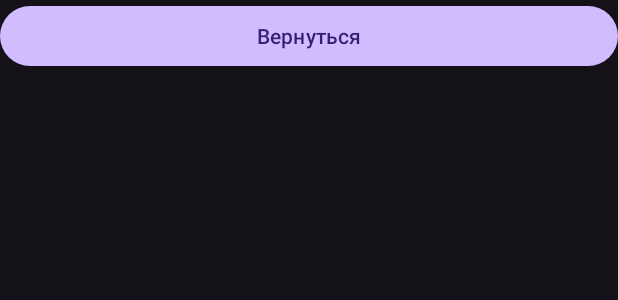
After one commit to Krayseer/CarChaser, an Android app: the layout activity_history.xml on its own in the app's theme, with its tools: preview values and no code run, on a phone screen of 412 x 824 dp. The commit adds this screen. Shown: the top 300 px of the screen. Run offline under Robolectric (Android 15) with nearby library versions, the phone set to English and light mode, and no system bars.

Commit message:
Добавил бд, страницу с историей, прописал логику для сохранения записей в бд

```diff
--- a/app/src/main/AndroidManifest.xml
+++ b/app/src/main/AndroidManifest.xml
@@ -15,6 +15,9 @@
         android:supportsRtl="true"
         android:theme="@style/Theme.Material3.Dark.NoActionBar"
         tools:targetApi="31">
+        <activity
+            android:name=".HistoryActivity"
+            android:exported="false" />
         <activity
             android:name=".NoteActivity"
             android:exported="false" />
--- /dev/null
+++ b/app/src/main/res/layout/activity_history.xml
@@ -0,0 +1,13 @@
+<?xml version="1.0" encoding="utf-8"?>
+<LinearLayout xmlns:android="http://schemas.android.com/apk/res/android"
+    android:layout_width="match_parent"
+    android:id="@+id/layout_history"
+    android:layout_height="match_parent"
+    android:orientation="vertical">
+
+    <Button
+        android:id="@+id/button_return_2"
+        android:layout_width="match_parent"
+        android:layout_height="wrap_content"
+        android:text="Вернуться" />
+</LinearLayout>
```
Also changed, not shown: app/src/main/java/com/example/carchaser/HistoryActivity.kt (added, +46 -0 lines), app/src/main/java/com/example/carchaser/MapsActivity.kt (+44 -0 lines), app/src/main/java/com/example/carchaser/MyDatabaseHelper.kt (added, +51 -0 lines), app/src/main/res/layout/activity_maps.xml (+9 -0 lines).
